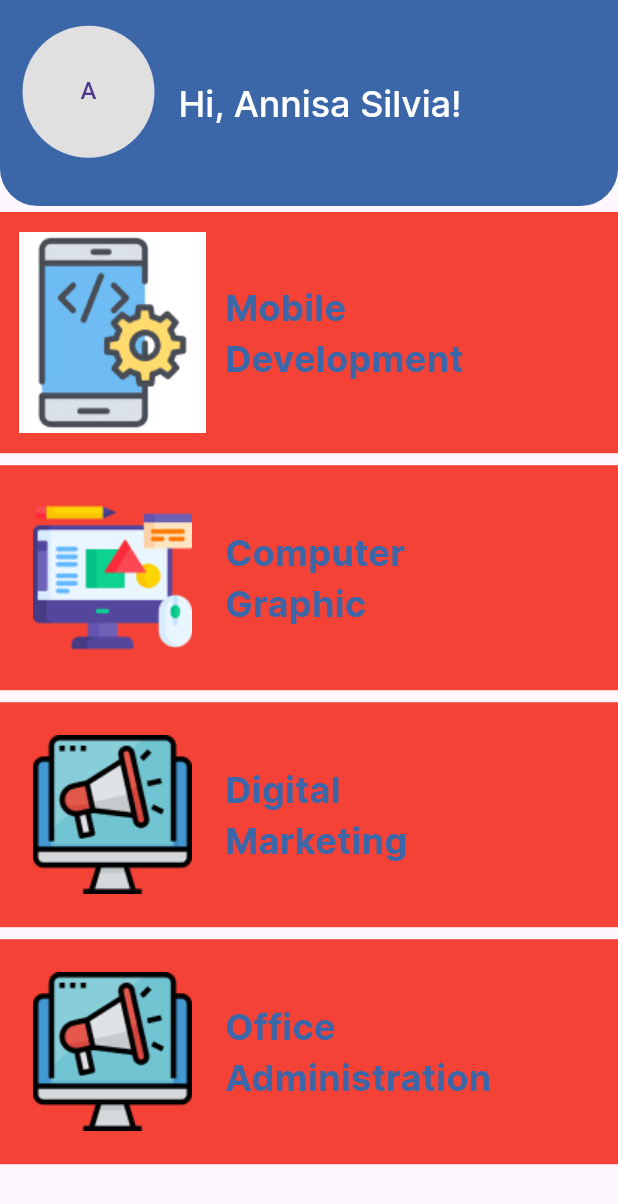
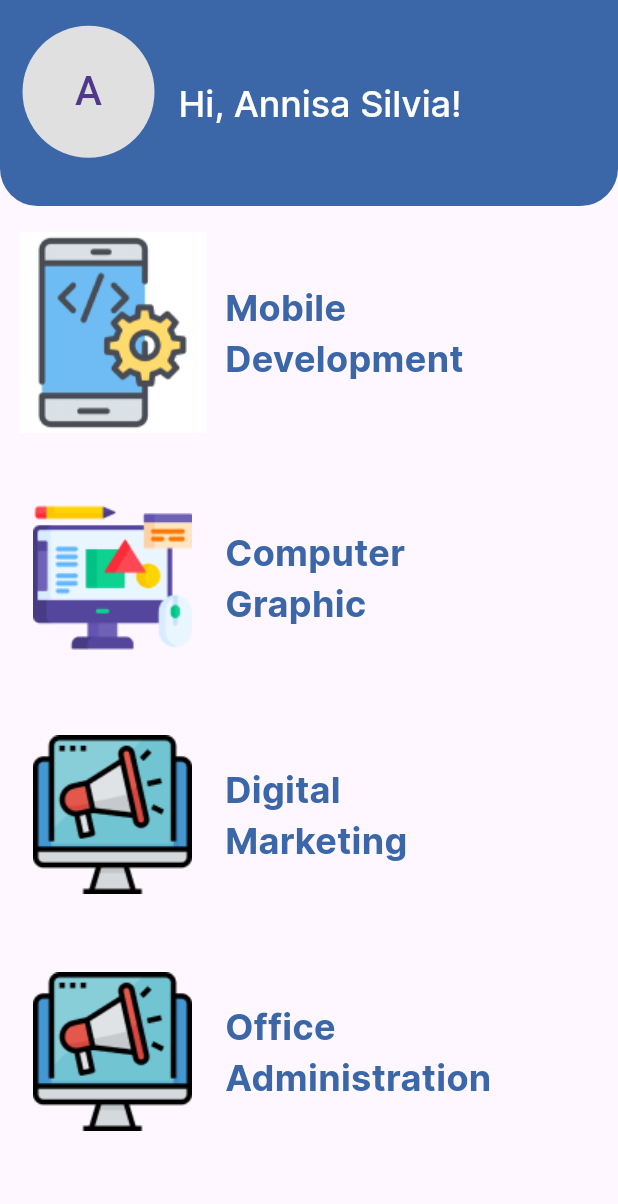
Before and after one commit to kadekriyan/ITC_Mobile, a Flutter app: the screen it shows after launch, after a tap on "Login", on a phone screen of 412 x 824 dp. Shown: the top 1204 px of the screen. Run offline on Flutter 3.47's test engine with Material 3 defaults, Android fonts, the phone set to English and light mode, and no system bars.

Commit message:
fix  : overflow login page

```diff
--- a/lib/pages/home_page.dart
+++ b/lib/pages/home_page.dart
@@ -22,7 +22,10 @@ class HomePage extends StatelessWidget {
           child: CircleAvatar(
             radius: 190,
             backgroundColor: Colors.grey[300],
-            child: const Text('A'),
+            child: const Text(
+              'A',
+              style: TextStyle(fontSize: 27),
+            ),
           ),
         ),
         title: const Text(
--- a/lib/pages/login_page.dart
+++ b/lib/pages/login_page.dart
@@ -12,7 +12,8 @@ class _LoginPageState extends State<LoginPage> {
   Widget build(BuildContext context) {
     return Scaffold(
       backgroundColor: const Color.fromRGBO(59, 102, 168, 1.0),
-      body: Center(
+      body: ListView(children: [
+        Center(
           child: Container(
             width: 352,
             height: 450,
@@ -124,6 +125,7 @@ class _LoginPageState extends State<LoginPage> {
             ),
           ),
         ),
+      ]),
     );
   }
 }
--- a/lib/widgets/divisi_item.dart
+++ b/lib/widgets/divisi_item.dart
@@ -15,7 +15,6 @@ class DivisiItem extends StatelessWidget {
   @override
   Widget build(BuildContext context) {
     return Container(
-      color: Colors.red,
       margin: EdgeInsets.symmetric(vertical: 4),
       child: Row(
         children: [
```
Lines whose indentation alone changed are shown as unchanged.
